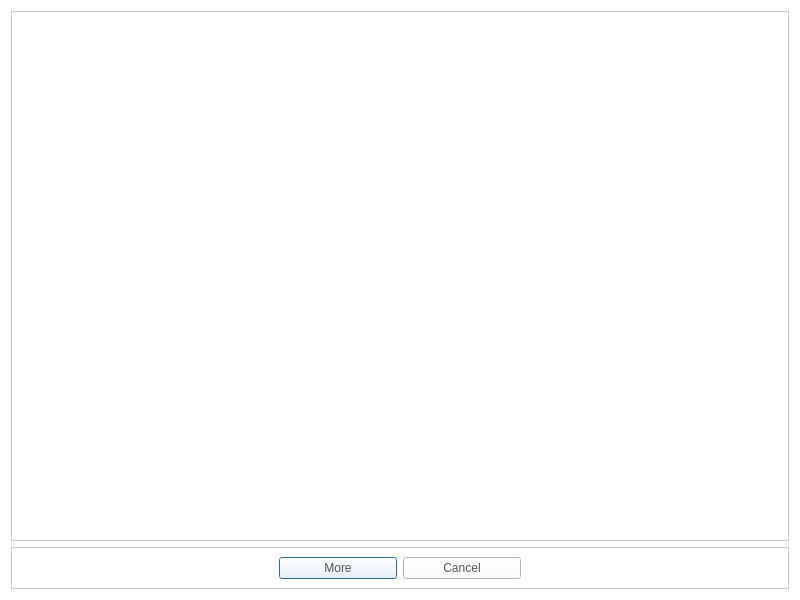
This is CaX/dialog/searchcoverartresultdialog.ui in fsest4u/CaX_03 as Qt 5 draws it before an edit. The edited form follows.
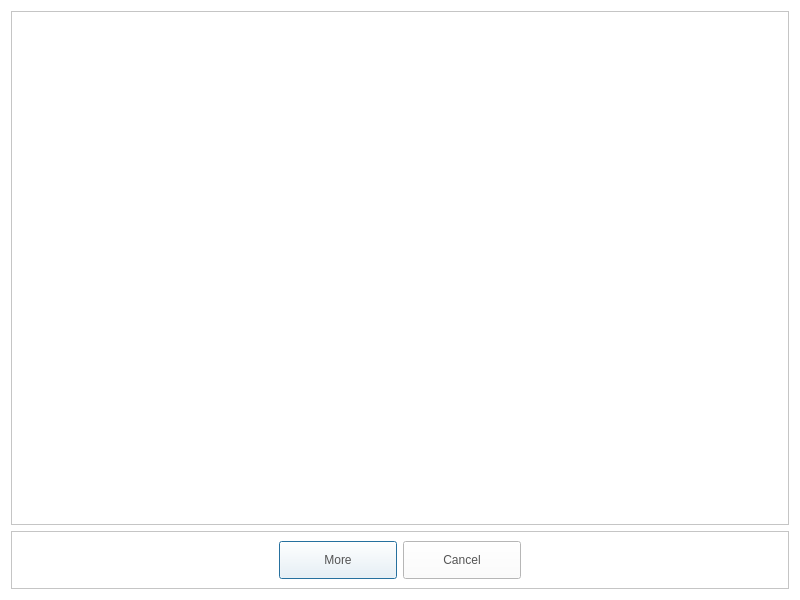
This is the edited form. Icons and pictures are not drawn.

What changed in the file:
```diff
--- a/CaX/dialog/searchcoverartresultdialog.ui
+++ b/CaX/dialog/searchcoverartresultdialog.ui
@@ -90,9 +90,10 @@
         <property name="styleSheet">
          <string notr="true">QPushButton
 {
-  border-image: url(&quot;:/resource/audiocd-popup-btn110-ok-n.png&quot;);
-width: 110px;
-color: rgb(84, 84, 84)
+	border-image: url(&quot;:/resource/audiocd-popup-btn110-ok-n.png&quot;);
+	width: 110px;
+	height: 30px;
+	color: rgb(84, 84, 84)
 }
 
 QPushButton:hover
@@ -136,9 +137,10 @@
         <property name="styleSheet">
          <string notr="true">QPushButton
 {
-  border-image: url(&quot;:/resource/audiocd-popup-btn110-ok-n.png&quot;);
-width: 110px;
-color: rgb(84, 84, 84)
+	border-image: url(&quot;:/resource/audiocd-popup-btn110-ok-n.png&quot;);
+	width: 110px;
+	height: 30px;
+	color: rgb(84, 84, 84)
 }
 
 QPushButton:hover
```
Left out of the diff: 14 changed lines with no effect on the pictures.
